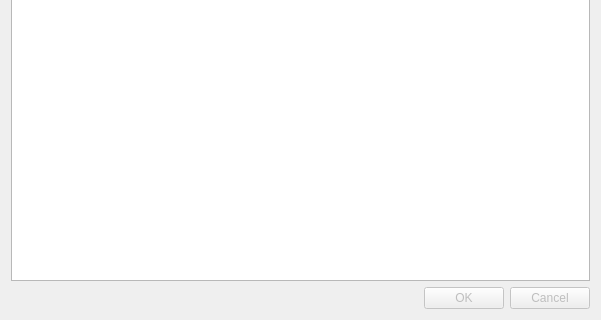
First picture: the form in data_load_parquet/dataload_parquet.ui, repository PlotJuggler/pj-official-plugins, before the edit; both pictures show x 0 to 601 and y 217 to 537 of the 601 by 537 pixel window.
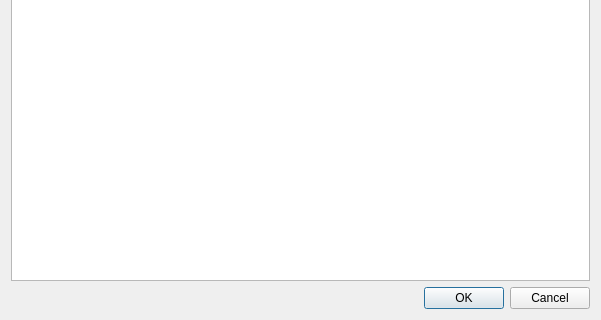
Second picture: the form after the edit.

Commit message:
fix(parquet): replicate original timezone offset adjustment (#14)
Timestamps with a non-UTC timezone annotation in Parquet files were
being treated as plain UTC, producing a time offset vs the original
PlotJuggler DataLoadParquet plugin.

Changes:
- Add adjustTimezoneNanos() using std::chrono::locate_zone (C++20) to
  subtract the UTC offset of the named timezone, matching the original
  Qt-based behavior
- Apply timezone adjustment in both getArrowValue() and getTimestampNanos()
- Fix buttonBox enabled state so Cancel and OK are always clickable

The edit to the form file:
```diff
--- a/data_load_parquet/dataload_parquet.ui
+++ b/data_load_parquet/dataload_parquet.ui
@@ -97,9 +97,6 @@
    </item>
    <item>
     <widget class="QDialogButtonBox" name="buttonBox">
-     <property name="enabled">
-      <bool>false</bool>
-     </property>
      <property name="orientation">
       <enum>Qt::Horizontal</enum>
      </property>
```
The commit also changes 1 other file.
